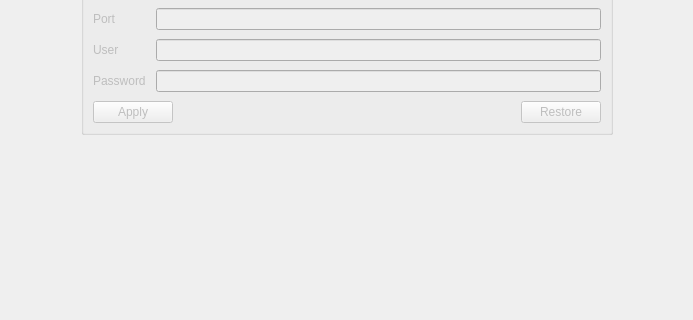
Before: the Qt Designer form zapzap/ui/ui_page_network.ui in rafatosta/zapzap, drawn with Qt 5; both pictures show x 0 to 693 and y 163 to 483 of the 693 by 620 pixel window.
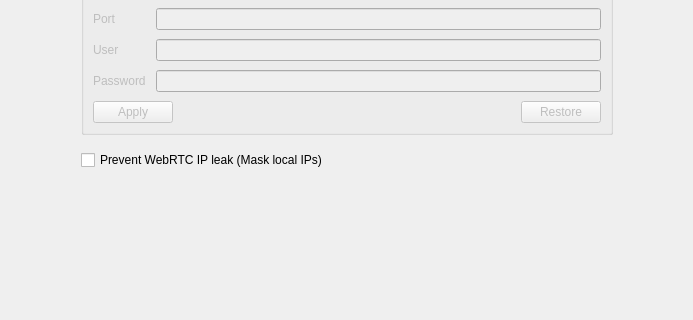
After: the same form once the commit is applied.

The edit to the form file:
```diff
--- a/zapzap/ui/ui_page_network.ui
+++ b/zapzap/ui/ui_page_network.ui
@@ -196,6 +196,13 @@
           </layout>
          </widget>
         </item>
+        <item>
+         <widget class="QCheckBox" name="webrtcShieldCheckBox">
+          <property name="text">
+           <string>Prevent WebRTC IP leak (Mask local IPs)</string>
+          </property>
+         </widget>
+        </item>
        </layout>
       </widget>
      </item>
```
